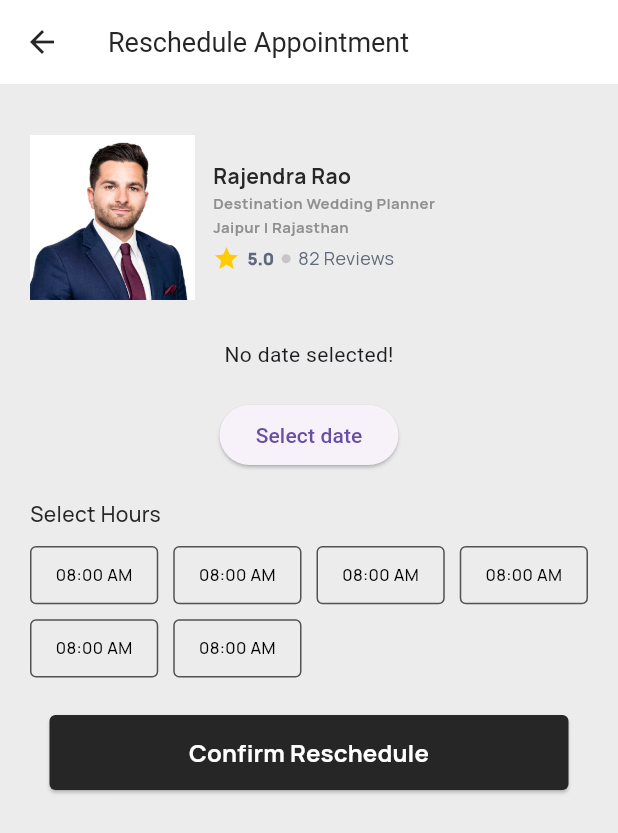
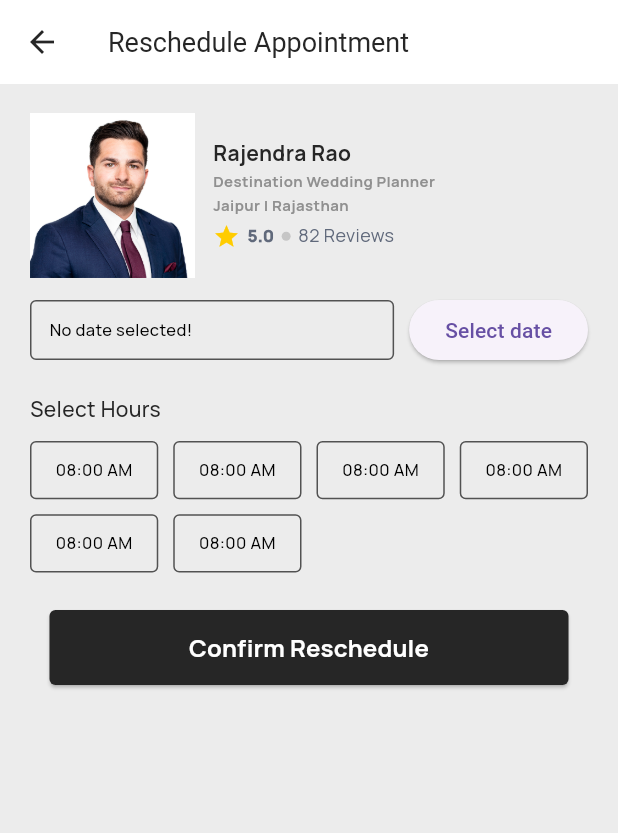
Before and after one commit to divyamittal-1712/user, a Flutter app: the RescheduleAppointmentDetailPage screen opened by its route, on a phone screen of 412 x 824 dp. Shown: the top 833 px of the screen. Run offline on Flutter 3.47's test engine with Material 3 defaults, Android fonts, the phone set to English and light mode, and no system bars; drawn by our look-alikes of loader_overlay; our stand-ins replace cached_network_image, carousel_slider, dotted_decoration, flutter_native_splash, flutter_rating_bar, flutter_spinkit and 6 more; missing offline and left inert: dart:ffi; accounts and stored records are empty; network calls fail.

Commit message:
worked on bugs

```diff
--- a/lib/screens/home/bottom_navigation/appointment/views/reschedule_appointment_detail_page.dart
+++ b/lib/screens/home/bottom_navigation/appointment/views/reschedule_appointment_detail_page.dart
@@ -3,6 +3,7 @@ import 'package:user_app/utils/font_family.dart';
 
 import '../../../../../constant/app_assets.dart';
 import '../../../../../utils/app_colors.dart';
+import '../../../../../widgets/custom_text_filed.dart';
 import '../../../../../widgets/default_button.dart';
 import '../../../../../widgets/text_widget.dart';
 import '../../../app_bar/MyAppBar.dart';
@@ -14,10 +15,12 @@ class RescheduleAppointmentDetailPage extends StatefulWidget {
   static const String routeName = '/rescheduleAppointmentDetailPage';
 
   @override
-  State<RescheduleAppointmentDetailPage> createState() => _RescheduleAppointmentDetailPageState();
+  State<RescheduleAppointmentDetailPage> createState() =>
+      _RescheduleAppointmentDetailPageState();
 }
 
-class _RescheduleAppointmentDetailPageState extends State<RescheduleAppointmentDetailPage> {
+class _RescheduleAppointmentDetailPageState
+    extends State<RescheduleAppointmentDetailPage> {
   DateTime? _selectedDate;
 
   Future<void> _selectDate(BuildContext context) async {
@@ -56,7 +59,7 @@ class _RescheduleAppointmentDetailPageState extends State<RescheduleAppointmentD
             children: [
               Padding(
                 padding:
-                    const EdgeInsets.symmetric(vertical: 16.0, horizontal: 12),
+                    const EdgeInsets.symmetric(vertical: 1.0, horizontal: 12),
                 child: Row(
                   children: [
                     Image.asset(
@@ -146,23 +149,45 @@ class _RescheduleAppointmentDetailPageState extends State<RescheduleAppointmentD
                               ),
                             ],
                           ),
-
                         ],
                       ),
                     ),
                   ],
                 ),
               ),
+              Padding(
+                padding: const EdgeInsets.symmetric(horizontal: 12.0),
+                child: Row(
+                  children: [
+                    Expanded(
+                      child: Container(
+                        decoration: BoxDecoration(
+                            borderRadius: BorderRadius.circular(4.0),
+                            border: Border.all(color: AppColor.davyFrayColor, width: 1)),
+                        child: Padding(
+                          padding: const EdgeInsets.all(12.0),
+                          child: NormalText(
+                            text: _selectedDate == null
+                                ? 'No date selected!'
+                                : '${_selectedDate!.toLocal()}'
+                                    .split(' ')[0],
+                            size: 11,
+                            fontWeight: FontWeight.w500,
+                            color: AppColor.blackColor,
+                          ),
+                        ),
+                      ),
+                    ),
+                    const SizedBox(width: 10),
+                    // Space between TextField and Button
 
-              Text(
-                _selectedDate == null
-                    ? 'No date selected!'
-                    : 'Selected date: ${_selectedDate!.toLocal()}'.split(' ')[0],
-              ),
-              const SizedBox(height: 20.0),
+                    // Button
                     ElevatedButton(
                       onPressed: () => _selectDate(context),
                       child: Text('Select date'),
+                    ),
+                  ],
+                ),
               ),
               const SizedBox(height: 20.0),
               Padding(
@@ -202,7 +227,6 @@ class _RescheduleAppointmentDetailPageState extends State<RescheduleAppointmentD
         ),
       ),
     );
-
   }
 
   void _showRescheduleSuccessBottomSheet(BuildContext context) {
@@ -223,7 +247,9 @@ class _RescheduleAppointmentDetailPageState extends State<RescheduleAppointmentD
             mainAxisSize: MainAxisSize.min,
             children: <Widget>[
               Image.asset(AppAssets.rescheduleSuccessImage),
-              const SizedBox(height: 20,),
+              const SizedBox(
+                height: 20,
+              ),
               NormalText(
                 text: "ReScheduling Success!",
                 size: 24,
@@ -233,7 +259,8 @@ class _RescheduleAppointmentDetailPageState extends State<RescheduleAppointmentD
               ),
               const SizedBox(height: 15.0),
               NormalText(
-                text: "Appointment successfully changed You will \n receved a notification and the consultant will contact you.",
+                text:
+                    "Appointment successfully changed You will \n receved a notification and the consultant will contact you.",
                 size: 10,
                 color: AppColor.davysGreyColor,
                 fontWeight: FontWeight.w400,
@@ -246,7 +273,7 @@ class _RescheduleAppointmentDetailPageState extends State<RescheduleAppointmentD
                 // mainAxisAlignment: MainAxisAlignment.spaceBetween,
                 children: <Widget>[
                   SizedBox(
-                    width: width/2.6,
+                    width: width / 2.6,
                     child: DefaultButton(
                       key: UniqueKey(),
                       // loadingFlag: provider.isLoading,
@@ -267,7 +294,7 @@ class _RescheduleAppointmentDetailPageState extends State<RescheduleAppointmentD
                     width: 12,
                   ),
                   SizedBox(
-                    width: width/2.2,
+                    width: width / 2.2,
                     child: DefaultButton(
                       key: UniqueKey(),
                       // loadingFlag: provider.isLoading,
@@ -289,7 +316,6 @@ class _RescheduleAppointmentDetailPageState extends State<RescheduleAppointmentD
     );
   }
 
-
   Widget _gridView(BuildContext context) {
     double width = MediaQuery.sizeOf(context).width;
 
@@ -298,8 +324,8 @@ class _RescheduleAppointmentDetailPageState extends State<RescheduleAppointmentD
       child: GridView.builder(
           physics: const NeverScrollableScrollPhysics(),
           shrinkWrap: true,
-          gridDelegate:  SliverGridDelegateWithMaxCrossAxisExtent(
-              maxCrossAxisExtent: width/4,
+          gridDelegate: SliverGridDelegateWithMaxCrossAxisExtent(
+            maxCrossAxisExtent: width / 4,
             crossAxisSpacing: 10.0,
             mainAxisSpacing: 10.0,
             childAspectRatio: 2.2,
@@ -307,11 +333,9 @@ class _RescheduleAppointmentDetailPageState extends State<RescheduleAppointmentD
           itemCount: 6,
           itemBuilder: (context, index) {
             return Container(
-              decoration:
-                  BoxDecoration(
+              decoration: BoxDecoration(
                   borderRadius: BorderRadius.circular(4.0),
-                  border: Border.all(color: AppColor.davyFrayColor,width: 1)
-                  ),
+                  border: Border.all(color: AppColor.davyFrayColor, width: 1)),
               child: Center(
                 child: NormalText(
                   text: "08:00 AM",
--- a/lib/screens/home/home.dart
+++ b/lib/screens/home/home.dart
@@ -32,7 +32,7 @@ class HomeScreen extends StatelessWidget {
             child: Column(
               mainAxisAlignment: MainAxisAlignment.end,
               children: [
-                Divider(height: 0.6,thickness: 0.6,color: Colors.grey,),
+                // Divider(height: 0.6,thickness: 0.6,color: Colors.grey,),
                 BottomNavigationBar(
                   elevation: 2,
                   currentIndex: provider.navIndex,
--- a/lib/screens/login/views/get_started.dart
+++ b/lib/screens/login/views/get_started.dart
@@ -33,6 +33,8 @@ class GetStartedScreen extends StatelessWidget {
       body: Consumer<PhoneProvider>(
         builder: (context, provider, child) {
           return SingleChildScrollView(
+            child: Padding(
+              padding: const EdgeInsets.only(top: 25.0),
               child: Column(
                 mainAxisAlignment: MainAxisAlignment.start,
                 children: [
@@ -92,6 +94,7 @@ class GetStartedScreen extends StatelessWidget {
 
                 ],
               ),
+            ),
           );
         },
       ),
--- a/lib/screens/login/views/phone.dart
+++ b/lib/screens/login/views/phone.dart
@@ -23,8 +23,8 @@ class PhoneScreen extends StatelessWidget {
     return Scaffold(
       backgroundColor: AppColor.pagebg,
       bottomNavigationBar: Container(
-          height: 275,
-          decoration: BoxDecoration(
+          height: 155,
+          decoration: const BoxDecoration(
             color: Colors.white,
             borderRadius: BorderRadius.only(
                 topRight: Radius.circular(40.0),
--- a/lib/utils/app_colors.dart
+++ b/lib/utils/app_colors.dart
@@ -65,4 +65,5 @@ class AppColor{
   static Color quickSliverColor= const Color(0xffA6A6A6);
   static Color davyFrayColor= const Color(0xff525252);
   static Color gainsBoroColor= const Color(0xffE0DEDE);
+  static Color crayolaColor= const Color(0xff197BFF);
 }
```
Also changed, not shown: lib/screens/login/views/OTP.dart (+4 -4 lines). Lines whose indentation alone changed are shown as unchanged.
